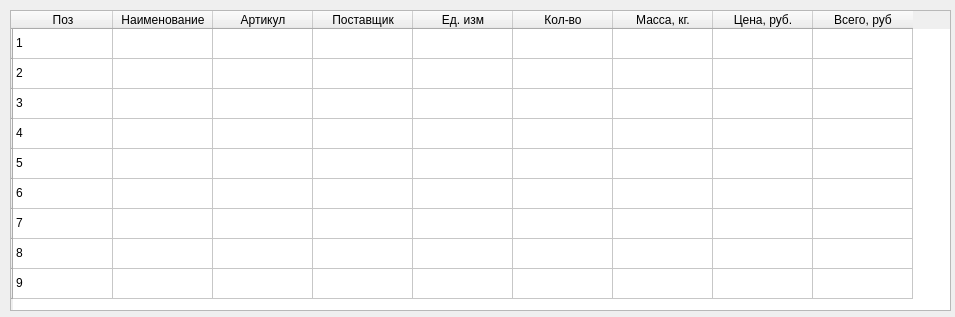
The window that GUI/main_result.ui (Scykorr/dmitriev_community_map) describes before a commit, drawn with Qt 5.
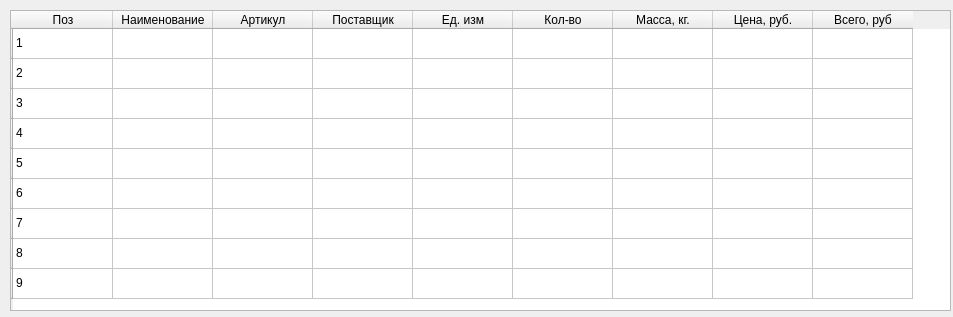
The same window after the commit.

Commit message: add cabels list form and fix docx file with data

The edit to the form file:
```diff
--- a/GUI/main_result.ui
+++ b/GUI/main_result.ui
@@ -6,7 +6,7 @@
    <rect>
     <x>0</x>
     <y>0</y>
-    <width>955</width>
+    <width>953</width>
     <height>317</height>
    </rect>
   </property>
```
The commit also changes 6 other files.
